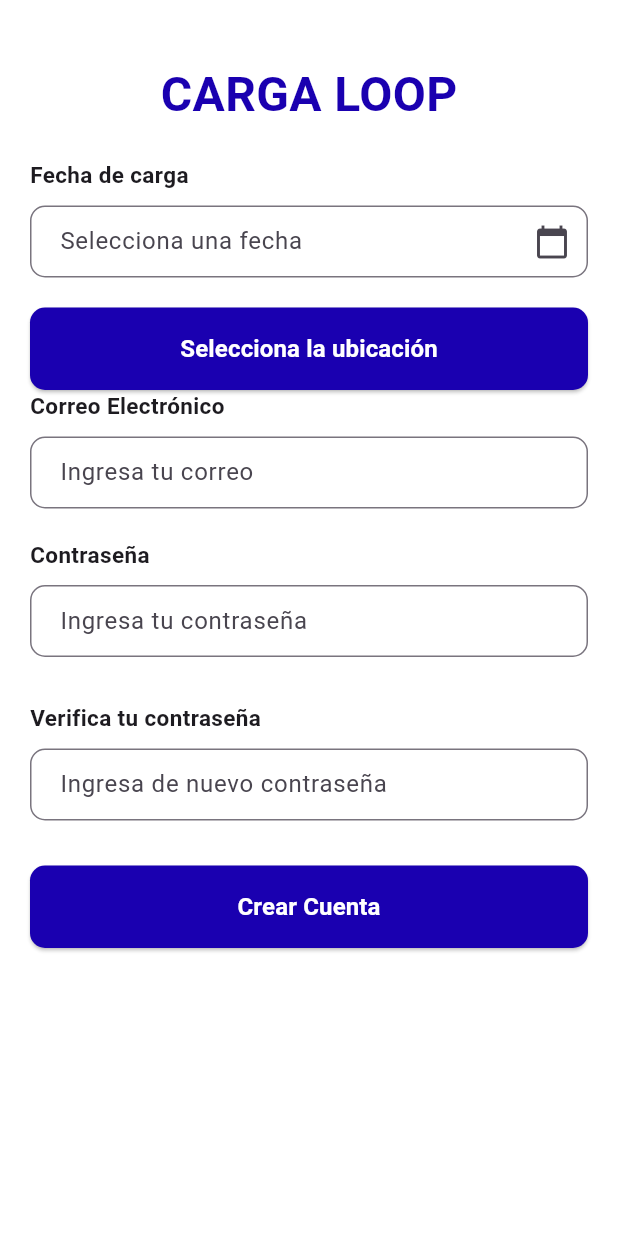
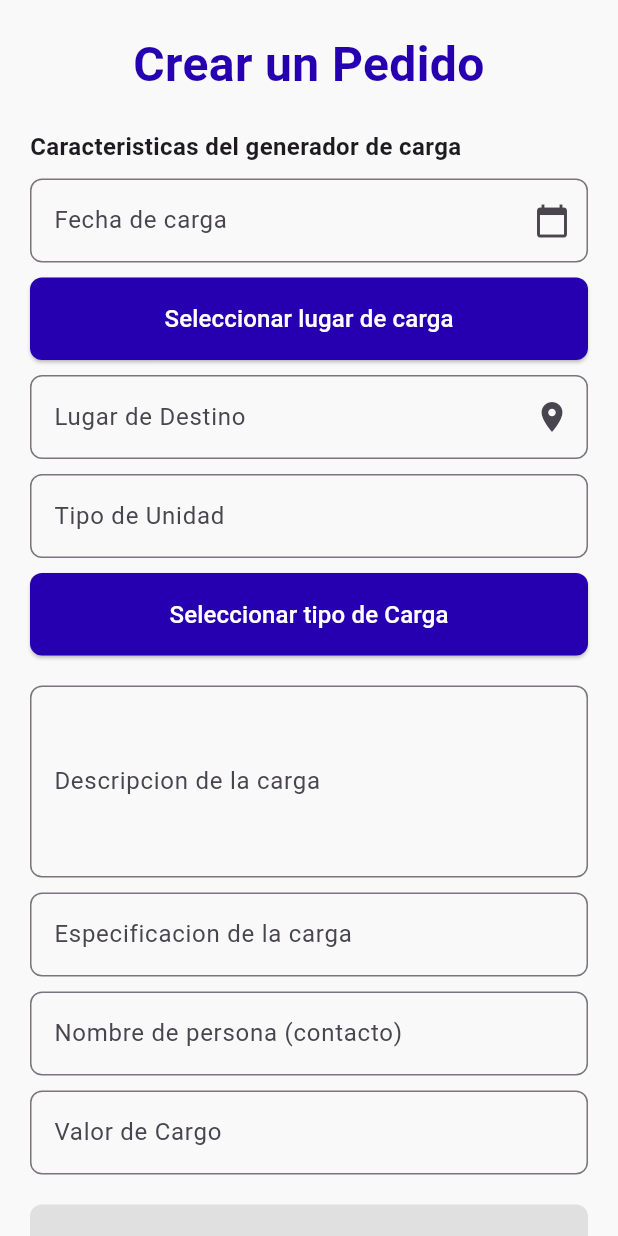
Before and after one commit to pablovazquezalv/cargo-loop-movil, a Flutter app: the CreateOrderScreen screen opened by its route, on a phone screen of 412 x 824 dp. Run offline on Flutter 3.47's test engine with Material 3 defaults, Android fonts, the light colour scheme and no system bars; our stand-ins replace google_maps_flutter.

Commit message:
cara a la muerte

```diff
--- a/lib/auth/choise_screen.dart
+++ b/lib/auth/choise_screen.dart
@@ -67,7 +67,7 @@ class _ChoiseScreenState extends State<ChoiseScreen> {
               ElevatedButton(
                 onPressed: () {
                   // Navega a la pantalla de usuario
-                  Navigator.pushNamed(context, '/verify');
+                  Navigator.pushNamed(context, '/home');
                 },
                 style: ElevatedButton.styleFrom(
                   backgroundColor: Color.fromRGBO(26, 0, 176, 1),
--- a/lib/auth/company_inputs_screen.dart
+++ b/lib/auth/company_inputs_screen.dart
@@ -143,7 +143,7 @@ class _CompanyInputsScreenState extends State<CompanyInputsScreen> {
                   ),
                   onPressed: () {
                     // Acción al crear cuenta
-                    Navigator.pushNamed(context, '/choise');
+                    Navigator.pushNamed(context, '/home');
                   },
                   child: Text(
                     'Crear Cuenta',
--- a/lib/auth/verified_phone_screen.dart
+++ b/lib/auth/verified_phone_screen.dart
@@ -68,7 +68,7 @@ class _VerifiedPhoneScreenState extends State<VerifiedPhoneScreen> {
                   onPressed: () {
                     // Aquí puedes agregar la lógica para verificar el código
                     // y navegar a la siguiente pantalla.
-                    Navigator.pushNamed(context, '/login');
+                    Navigator.pushNamed(context, '/home');
                   },
                   style: ElevatedButton.styleFrom(
                     backgroundColor: Color.fromRGBO(26, 0, 176, 1),
--- a/lib/shipping/create_order_screen.dart
+++ b/lib/shipping/create_order_screen.dart
@@ -1,4 +1,5 @@
 import 'package:flutter/material.dart';
+import 'package:flutter/services.dart';
 
 class CreateOrderScreen extends StatefulWidget {
   const CreateOrderScreen({super.key});
@@ -8,7 +9,6 @@ class CreateOrderScreen extends StatefulWidget {
 }
 
 class _CreateOrderScreenState extends State<CreateOrderScreen> {
-  bool isCreatingAccount = true;
   DateTime? _selectedDate;
   final TextEditingController _dateController = TextEditingController();
 
@@ -21,157 +21,159 @@ class _CreateOrderScreenState extends State<CreateOrderScreen> {
   @override
   Widget build(BuildContext context) {
     return Scaffold(
-      backgroundColor: Colors.white,
-      body: SafeArea(
-        child: SingleChildScrollView(
-          padding: const EdgeInsets.symmetric(horizontal: 20, vertical: 40),
+      backgroundColor: const Color(0xFFF9F9F9),
+      body: SingleChildScrollView(
+        padding: const EdgeInsets.symmetric(horizontal: 20, vertical: 20),
         child: Column(
-            crossAxisAlignment: CrossAxisAlignment.center,
+          crossAxisAlignment: CrossAxisAlignment.stretch,
           children: [
-              Text(
-                'CARGA LOOP',
+            const Text(
+              'Crear un Pedido',
               style: TextStyle(
                 fontSize: 32,
                 fontWeight: FontWeight.bold,
-                  color: const Color.fromRGBO(26, 0, 176, 1),
+                color: Color(0xFF2600B0),
+              ),
+              textAlign: TextAlign.center,
+            ),
+            const SizedBox(height: 20),
+            const Text(
+              'Caracteristicas del generador de carga',
+              style: TextStyle(fontSize: 16, fontWeight: FontWeight.bold),
+            ),
+            const SizedBox(height: 10),
+            _buildTextField(
+              'Fecha de carga',
+              _dateController,
+              readOnly: true,
+              onTap: () => _selectDate(context),
+              suffixIcon: Icons.calendar_today,
+            ),
+            const SizedBox(height: 10),
+            //boton para el lugar de carga
+            ElevatedButton(
+              onPressed: () {
+                Navigator.pushNamed(context, '/mapa');
+              },
+              style: ElevatedButton.styleFrom(
+                backgroundColor: const Color(0xFF2600B0),
+                shape: RoundedRectangleBorder(
+                  borderRadius: BorderRadius.circular(8),
+                ),
+                padding: const EdgeInsets.symmetric(vertical: 16),
+              ),
+              child: const Text(
+                'Seleccionar lugar de carga',
+                style: TextStyle(fontSize: 16, color: Colors.white),
               ),
             ),
-              SizedBox(height: 20),
-              Align(
-                alignment: Alignment.centerLeft,
-                child: Text(
-                  'Fecha de carga',
-                  style: TextStyle(fontSize: 15, fontWeight: FontWeight.bold),
+            const SizedBox(height: 10),
+            _buildTextField(
+              'Lugar de Destino',
+              null,
+              suffixIcon: Icons.location_on,
+            ),
+            const SizedBox(height: 10),
+            _buildTextField('Tipo de Unidad', null),
+            const SizedBox(height: 10),
+            ElevatedButton(
+              onPressed: () {},
+              style: ElevatedButton.styleFrom(
+                backgroundColor: const Color(0xFF2600B0),
+                shape: RoundedRectangleBorder(
+                  borderRadius: BorderRadius.circular(8),
+                ),
+                padding: const EdgeInsets.symmetric(vertical: 16),
+              ),
+              child: const Text(
+                'Seleccionar tipo de Carga',
+                style: TextStyle(fontSize: 16, color: Colors.white),
               ),
             ),
-              SizedBox(height: 10),
-              TextField(
-                controller: _dateController,
-                readOnly: true,
-                onTap: () => _selectDate(context),
-                decoration: InputDecoration(
-                  hintText: 'Selecciona una fecha',
-                  border: OutlineInputBorder(
-                    borderRadius: BorderRadius.circular(10),
+            const SizedBox(height: 20),
+            _buildTextField('Descripcion de la carga', null, maxLines: 4),
+            const SizedBox(height: 10),
+            _buildTextField('Especificacion de la carga', null),
+            const SizedBox(height: 10),
+            _buildTextField('Nombre de persona (contacto)', null),
+            const SizedBox(height: 10),
+            _buildTextField(
+              'Valor de Cargo',
+              null,
+              keyboardType: TextInputType.number,
             ),
-                  contentPadding: EdgeInsets.symmetric(horizontal: 16),
-                  suffixIcon: Icon(Icons.calendar_today),
+            const SizedBox(height: 20),
+            _buildFileUploadField('Adjuntar el Seguro de Carga'),
+            const SizedBox(height: 10),
+            _buildFileUploadField(
+              'Adjuntar Cartaporte (pesos ,valor de la carga)',
+            ),
+            const SizedBox(height: 20),
+            const Text(
+              '¿Aplica Seguro?',
+              style: TextStyle(fontSize: 16, fontWeight: FontWeight.bold),
+            ),
+            const SizedBox(height: 10),
+            Row(
+              children: [
+                Expanded(
+                  child: RadioListTile(
+                    value: true,
+                    groupValue: true,
+                    onChanged: (value) {},
+                    title: const Text('Si'),
                   ),
                 ),
-
-              SizedBox(height: 20),
-              //boton para ir a selecciona la ubicación
-              SizedBox(
-                width: double.infinity,
-                child: ElevatedButton(
-                  style: ElevatedButton.styleFrom(
-                    backgroundColor: Color.fromRGBO(26, 0, 176, 1),
-                    padding: EdgeInsets.symmetric(vertical: 16),
-                    shape: RoundedRectangleBorder(
-                      borderRadius: BorderRadius.circular(10),
-                    ),
-                  ),
-                  onPressed: () {
-                    // Acción al seleccionar ubicación
-                    Navigator.pushNamed(context, '/mapa');
-                  },
-                  child: Text(
-                    'Selecciona la ubicación',
-                    style: TextStyle(
-                      fontSize: 16,
-                      fontWeight: FontWeight.bold,
-                      color: Colors.white,
-                    ),
-                  ),
-                ),
-              ),
-
-              Align(
-                alignment: Alignment.centerLeft,
-                child: Text(
-                  'Correo Electrónico',
-                  style: TextStyle(fontSize: 15, fontWeight: FontWeight.bold),
-                ),
-              ),
-              SizedBox(height: 10),
-              TextField(
-                keyboardType: TextInputType.emailAddress,
-                decoration: InputDecoration(
-                  hintText: 'Ingresa tu correo',
-                  border: OutlineInputBorder(
-                    borderRadius: BorderRadius.circular(10),
-                  ),
-                  contentPadding: EdgeInsets.symmetric(horizontal: 16),
-                ),
-              ),
-              SizedBox(height: 20),
-              Align(
-                alignment: Alignment.centerLeft,
-                child: Text(
-                  'Contraseña',
-                  style: TextStyle(fontSize: 15, fontWeight: FontWeight.bold),
-                ),
-              ),
-              SizedBox(height: 10),
-              TextField(
-                obscureText: true,
-                decoration: InputDecoration(
-                  hintText: 'Ingresa tu contraseña',
-                  border: OutlineInputBorder(
-                    borderRadius: BorderRadius.circular(10),
-                  ),
-                  contentPadding: EdgeInsets.symmetric(horizontal: 16),
-                ),
-              ),
-
-              SizedBox(height: 30),
-              //VERIFICAR CONTRASEÑA
-              Align(
-                alignment: Alignment.centerLeft,
-                child: Text(
-                  'Verifica tu contraseña',
-                  style: TextStyle(fontSize: 15, fontWeight: FontWeight.bold),
-                ),
-              ),
-              SizedBox(height: 10),
-              TextField(
-                obscureText: true,
-                decoration: InputDecoration(
-                  hintText: 'Ingresa de nuevo contraseña',
-                  border: OutlineInputBorder(
-                    borderRadius: BorderRadius.circular(10),
-                  ),
-                  contentPadding: EdgeInsets.symmetric(horizontal: 16),
-                ),
-              ),
-              SizedBox(height: 30),
-              SizedBox(
-                width: double.infinity,
-                child: ElevatedButton(
-                  style: ElevatedButton.styleFrom(
-                    backgroundColor: Color.fromRGBO(26, 0, 176, 1),
-                    padding: EdgeInsets.symmetric(vertical: 16),
-                    shape: RoundedRectangleBorder(
-                      borderRadius: BorderRadius.circular(10),
-                    ),
-                  ),
-                  onPressed: () {
-                    // Acción al crear cuenta
-                    Navigator.pushNamed(context, '/choise');
-                  },
-                  child: Text(
-                    'Crear Cuenta',
-                    style: TextStyle(
-                      fontSize: 16,
-                      fontWeight: FontWeight.bold,
-                      color: Colors.white,
-                    ),
-                  ),
+                Expanded(
+                  child: RadioListTile(
+                    value: false,
+                    groupValue: true,
+                    onChanged: (value) {},
+                    title: const Text('No'),
                   ),
                 ),
               ],
             ),
+            const SizedBox(height: 20),
+            _buildTextField('Observaciones', null, maxLines: 4),
+          ],
         ),
+      ),
+    );
+  }
+
+  Widget _buildTextField(
+    String label,
+    TextEditingController? controller, {
+    bool readOnly = false,
+    VoidCallback? onTap,
+    int maxLines = 1,
+    IconData? suffixIcon,
+    TextInputType? keyboardType,
+  }) {
+    return TextField(
+      controller: controller,
+      readOnly: readOnly,
+      onTap: onTap,
+      keyboardType: keyboardType,
+      maxLines: maxLines,
+      decoration: InputDecoration(
+        labelText: label,
+        border: OutlineInputBorder(borderRadius: BorderRadius.circular(8)),
+        suffixIcon: suffixIcon != null ? Icon(suffixIcon) : null,
+      ),
+    );
+  }
+
+  Widget _buildFileUploadField(String label) {
+    return Container(
+      height: 150,
+      decoration: BoxDecoration(
+        color: Colors.grey[300],
+        borderRadius: BorderRadius.circular(8),
+      ),
+      child: const Center(
+        child: Icon(Icons.image, size: 40, color: Colors.grey),
       ),
     );
   }
@@ -179,10 +181,9 @@ class _CreateOrderScreenState extends State<CreateOrderScreen> {
   Future<void> _selectDate(BuildContext context) async {
     final DateTime? picked = await showDatePicker(
       context: context,
-      initialDate: _selectedDate ?? DateTime.now(),
-      firstDate: DateTime(1900),
+      initialDate: DateTime.now(),
+      firstDate: DateTime(2000),
       lastDate: DateTime(2100),
-      //     locale: const Locale("es", "ES"),
     );
     if (picked != null && picked != _selectedDate) {
       setState(() {
--- /dev/null
+++ b/lib/utils/api_constants.dart
@@ -0,0 +1,3 @@
+class ApiConstants {
+  static const baseUrl = 'http://127.0.0.1:8000/api';
+}
--- a/pubspec.yaml
+++ b/pubspec.yaml
@@ -30,7 +30,8 @@ environment:
 dependencies:
   flutter:
     sdk: flutter
-
+  http: ^1.4.0
+  shared_preferences: ^2.1.1
 
 
   # The following adds the Cupertino Icons font to your application.
```
Also changed, not shown: lib/auth/login_screen.dart (+57 -2 lines), lib/auth/services/auth.dart (added, +27 -0 lines), lib/models/user.dart (added, +10 -0 lines), lib/shipping/mapa_screen.dart (+8 -3 lines), pubspec.lock, 6 other files. Lines whose indentation alone changed are shown as unchanged.
